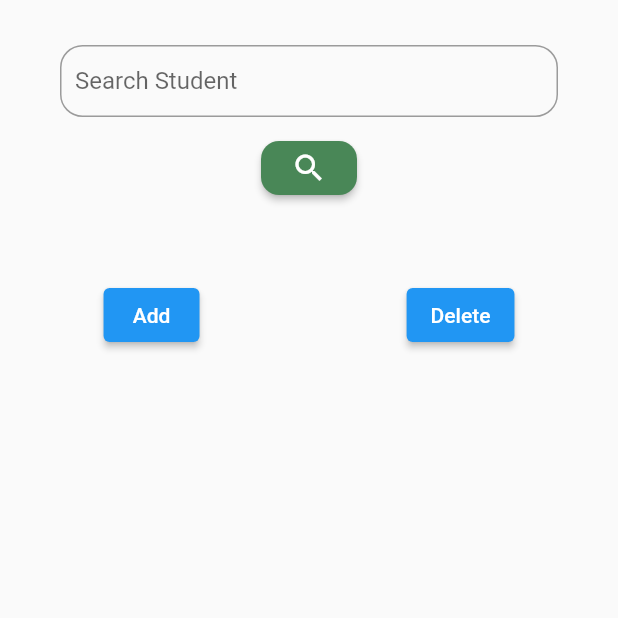
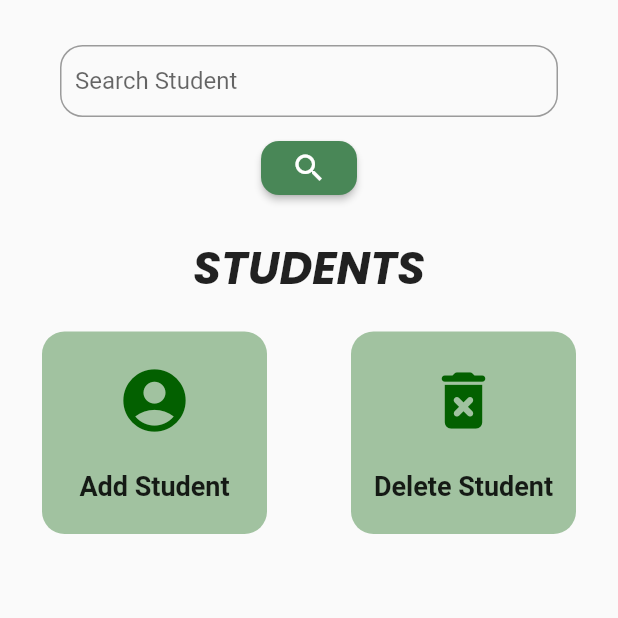
Before and after one commit to Sai-23/cms, a Flutter app: the studentSection screen opened directly, on a phone screen of 412 x 824 dp, the top half of it. Run offline on Flutter 3.47's test engine with Material 2 defaults, Android fonts, the phone set to English and light mode, and no system bars; our stand-ins replace google_fonts, quickalert; missing offline and left inert: mongo_dart.

Commit message:
student section

```diff
--- a/lib/constants.dart
+++ b/lib/constants.dart
@@ -1,3 +1,9 @@
 import 'dart:ui';
 
+import 'package:flutter/src/painting/text_style.dart';
+import 'package:google_fonts/google_fonts.dart';
+
 const kBackgroundNavigationTabColor = Color(0xff91c443);
+ TextStyle kHeading = GoogleFonts.poppins(
+    fontWeight: FontWeight.w800,fontSize: 30,fontStyle: FontStyle.italic
+);
--- a/lib/pages/Sections/Student/studentSection.dart
+++ b/lib/pages/Sections/Student/studentSection.dart
@@ -1,5 +1,5 @@
+import 'package:cms/constants.dart';
 import 'package:flutter/material.dart';
-
 class studentSection extends StatefulWidget {
   const studentSection({
     Key? key,
@@ -16,8 +16,11 @@ class _studentSectionState extends State<studentSection> {
       child: Scaffold(
         body: Column(
           mainAxisAlignment: MainAxisAlignment.start,
+          crossAxisAlignment: CrossAxisAlignment.center,
           children: [
-            SizedBox(height: 30,),
+            SizedBox(
+              height: 30,
+            ),
             //                 TODO:SEARCH BAR
             Padding(
               padding: const EdgeInsets.only(left: 40, right: 40),
@@ -31,39 +34,79 @@ class _studentSectionState extends State<studentSection> {
                     )),
               ),
             ),
-            SizedBox(height: 10,),
+            SizedBox(
+              height: 10,
+            ),
             //                 TODO:SEARCH BUTTON
             ElevatedButton(
               onPressed: () {},
               style: ButtonStyle(
-                backgroundColor:MaterialStateProperty.all(const Color(0xFF498757)),
-                shape: MaterialStateProperty.all<RoundedRectangleBorder>(
-                  RoundedRectangleBorder(
+                  backgroundColor:
+                      MaterialStateProperty.all(const Color(0xFF498757)),
+                  shape: MaterialStateProperty.all<RoundedRectangleBorder>(
+                      RoundedRectangleBorder(
                     borderRadius: BorderRadius.circular(12),
-
-                  )
-                )
-              ),
+                  ))),
               child: Icon(Icons.search),
-
             ),
             const SizedBox(
-              height: 50,
+              height: 20,
+            ),
+            Text('STUDENTS',
+                style: kHeading
+            ),
+            const SizedBox(
+              height: 20,
             ),
             //                TODO:ADD & DELETE BUTTONS
             Row(
               mainAxisAlignment: MainAxisAlignment.spaceAround,
               children: [
-                ElevatedButton(
-                  onPressed: () {
-                    Navigator.pushNamed(context, '/addStudent');
-                  },
-                  child: Text('Add'),
+                GestureDetector(
+                  onTap: (){Navigator.pushNamed(context, '/addStudent');},
+                  child: Container(
+                    width: 150,
+                    height: 135,
+                    decoration: BoxDecoration(
+                        color: const Color(0xffa1c2a0),
+                        borderRadius: BorderRadius.circular(15)),
+                    child: Column(
+                      mainAxisAlignment: MainAxisAlignment.spaceEvenly,
+                      children: const [
+                        Icon(
+                          Icons.account_circle_rounded,
+                          size: 50,
+                          color: Color(0xFF036000),
+                        ),
+                        Text(
+                          'Add Student',
+                          style: TextStyle(fontWeight: FontWeight.w600,fontSize: 18),
+                        )
+                      ],
+                    ),
+                  ),
                 ),
-                ElevatedButton(
-                  onPressed: () {},
-                  child: Text('Delete'),
-                )
+                Container(
+                  width: 150,
+                  height: 135,
+                  decoration: BoxDecoration(
+                      color: const Color(0xffa1c2a0),
+                      borderRadius: BorderRadius.circular(15)),
+                  child: Column(
+                    mainAxisAlignment: MainAxisAlignment.spaceEvenly,
+                    children: const [
+                      Icon(
+                        Icons.delete_forever_rounded,
+                        size: 50,
+                        color: Color(0xFF036000),
+                      ),
+                      Text(
+                        'Delete Student',
+                        style: TextStyle(fontWeight: FontWeight.w600,fontSize: 18),
+                      )
+                    ],
+                  ),
+                ),
               ],
             )
           ],
--- a/lib/pages/main_page.dart
+++ b/lib/pages/main_page.dart
@@ -4,7 +4,6 @@ import 'package:cms/constants.dart';
 import 'Sections/Admission/admissionSection.dart';
 import 'Sections/Fees/feesSection.dart';
 import 'Sections/Lecture/lectureSection.dart';
-import 'package:google_fonts/google_fonts.dart';
 
 class mainPage extends StatefulWidget {
   const mainPage({super.key});
```
